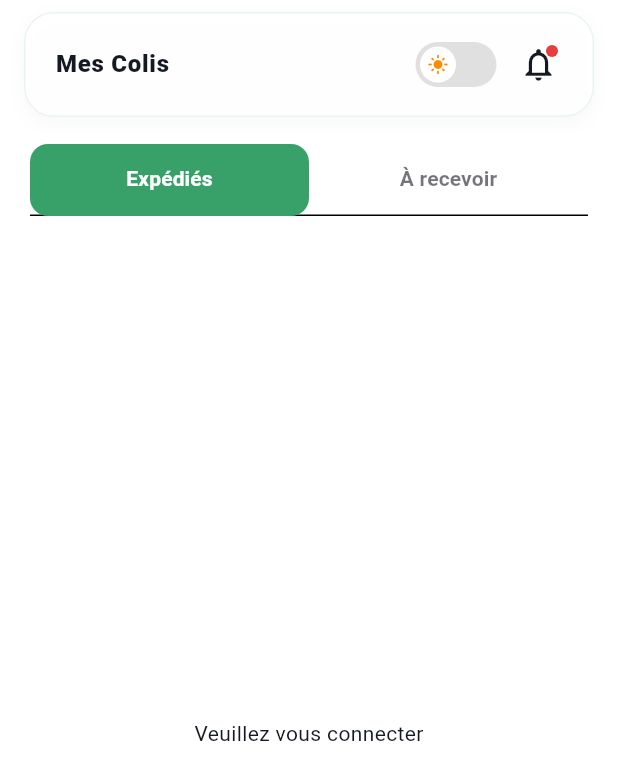
After one commit to Blackcodeur2/gev_flutter, a Flutter app: the MyColisPage screen opened by its route, on a phone screen of 412 x 824 dp. The commit adds this screen. Shown: the top 780 px of the screen. Run offline on Flutter 3.47's test engine with Material 3 defaults, Android fonts, the phone set to English and light mode, and no system bars; our stand-ins replace carousel_slider, dio, file_picker, flutter_riverpod, flutter_secure_storage, go_router and 4 more; accounts and stored records are empty; network calls fail.

Commit message:
colis ok

```diff
--- /dev/null
+++ b/lib/app/models/colis_model.dart
@@ -0,0 +1,67 @@
+class ColisModel {
+  final int id;
+  final int? userId;
+  final int? stationId;
+  final int? trajetId;
+  final String nomColis;
+  final String? description;
+  final String nomExpediteur;
+  final String telExpediteur;
+  final String nomDestinataire;
+  final String telDestinataire;
+  final String destination;
+  final double prix;
+  final double poids;
+  final String statut;
+  final DateTime createdAt;
+
+  // Relations
+  final String? nomAgence;
+  final String? villeSource;
+
+  ColisModel({
+    required this.id,
+    this.userId,
+    this.stationId,
+    this.trajetId,
+    required this.nomColis,
+    this.description,
+    required this.nomExpediteur,
+    required this.telExpediteur,
+    required this.nomDestinataire,
+    required this.telDestinataire,
+    required this.destination,
+    required this.prix,
+    required this.poids,
+    required this.statut,
+    required this.createdAt,
+    this.nomAgence,
+    this.villeSource,
+  });
+
+  factory ColisModel.fromJson(Map<String, dynamic> json) {
+    final station = json['station'];
+    final agence = station?['agence'];
+    final trajet = json['trajet'];
+
+    return ColisModel(
+      id: json['id'],
+      userId: json['user_id'],
+      stationId: json['station_id'],
+      trajetId: json['trajet_id'],
+      nomColis: json['nom_colis'] ?? 'Colis sans nom',
+      description: json['description'],
+      nomExpediteur: json['nom_expediteur'] ?? 'Inconnu',
+      telExpediteur: json['tel_expediteur'] ?? '',
+      nomDestinataire: json['nom_destinataire'] ?? 'Inconnu',
+      telDestinataire: json['tel_destinataire'] ?? '',
+      destination: json['destination'] ?? '',
+      prix: double.tryParse(json['prix']?.toString() ?? '0') ?? 0.0,
+      poids: double.tryParse(json['poids']?.toString() ?? '0') ?? 0.0,
+      statut: json['statut'] ?? 'en attente',
+      createdAt: DateTime.parse(json['created_at']),
+      nomAgence: agence?['nom'] ?? station?['nom'] ?? 'CamerTrip',
+      villeSource: station?['ville'] ?? trajet?['depart'] ?? '...',
+    );
+  }
+}
--- a/lib/app/routes/app_routter.dart
+++ b/lib/app/routes/app_routter.dart
@@ -12,10 +12,10 @@ import 'package:camer_trip/app/screens/settings/about_page.dart';
 import 'package:camer_trip/app/screens/settings/faq_page.dart';
 import 'package:camer_trip/app/screens/books/booking_page.dart';
 import 'package:camer_trip/app/screens/books/payment_page.dart';
+import 'package:camer_trip/app/screens/colis/my_colis_page.dart';
 import 'package:camer_trip/app/models/voyage_model.dart';
 import 'package:camer_trip/app/utils/main_page.dart';
 import 'package:go_router/go_router.dart';
-import 'package:shared_preferences/shared_preferences.dart';
 
 class AppRouter {
   // ── Noms de routes ────────────────────────────────────────────────────────
@@ -32,6 +32,8 @@ class AppRouter {
   static const String faq = 'faq';
   static const String booking = 'booking';
   static const String payment = 'payment';
+  static const String myColis = 'myColis';
+
   // ── Chemins de routes ─────────────────────────────────────────────────────
   static const String splashPath = '/';
   static const String onboardingPath = '/onboarding';
@@ -46,137 +48,59 @@ class AppRouter {
   static const String faqPath = '/faq';
   static const String bookingPath = '/booking';
   static const String paymentPath = '/payment';
-  // ── Simulation AuthService (à remplacer) ──────────────────────────────────
+  static const String myColisPath = '/my-colis';
+
+  // ── Simulation AuthService ──────────────────────────────────
   static bool _isLoggedIn = false;
-
   static void setLoggedIn(bool value) => _isLoggedIn = value;
 
   // ── Routeur GoRouter ──────────────────────────────────────────────────────
   static final GoRouter router = GoRouter(
     initialLocation: splashPath,
     debugLogDiagnostics: true,
-
-    // 🔐 Redirection globale
     redirect: (context, state) async {
       final loc = state.matchedLocation;
-
-      // Routes publiques (accessibles sans auth)
-      final publicRoutes = [
-        splashPath,
-        onboardingPath,
-        loginPath,
-        registerPath,
-      ];
+      final publicRoutes = [splashPath, onboardingPath, loginPath, registerPath];
       final isPublic = publicRoutes.contains(loc);
 
-      if (!_isLoggedIn && !isPublic) {
-        return loginPath;
-      }
-
-      // Si connecté et va vers login/register → redirige vers main
-      if (_isLoggedIn && (loc == loginPath || loc == registerPath)) {
-        return mainPath;
-      }
-
+      if (!_isLoggedIn && !isPublic) return loginPath;
+      if (_isLoggedIn && (loc == loginPath || loc == registerPath)) return mainPath;
       return null;
     },
-
     routes: [
-      // ── Splash ─────────────────────────────────────────────────────────
-      GoRoute(
-        path: splashPath,
-        name: splash,
-        builder: (context, state) => const SplashPage(),
-      ),
-
-      // ── Onboarding ─────────────────────────────────────────────────────
-      GoRoute(
-        path: onboardingPath,
-        name: onboarding,
-        builder: (context, state) => const OnboardingScreen(),
-      ),
-
-      // ── Auth ───────────────────────────────────────────────────────────
-      GoRoute(
-        path: loginPath,
-        name: login,
-        builder: (context, state) => const LoginPage(),
-      ),
-      GoRoute(
-        path: registerPath,
-        name: register,
-        builder: (context, state) => const RegisterPage(),
-      ),
-
-      // ── App principale ─────────────────────────────────────────────────
-      GoRoute(
-        path: mainPath,
-        name: main,
-        builder: (context, state) => const MainPage(),
-      ),
-
-      // -- Notifications
-      GoRoute(
-        path: notificationPath,
-        name: notifications,
-        builder: (context, state) => const NotificationPage(),
-      ),
-
-      // -- Reservation Details
+      GoRoute(path: splashPath, name: splash, builder: (context, state) => const SplashPage()),
+      GoRoute(path: onboardingPath, name: onboarding, builder: (context, state) => const OnboardingScreen()),
+      GoRoute(path: loginPath, name: login, builder: (context, state) => const LoginPage()),
+      GoRoute(path: registerPath, name: register, builder: (context, state) => const RegisterPage()),
+      GoRoute(path: mainPath, name: main, builder: (context, state) => const MainPage()),
+      GoRoute(path: notificationPath, name: notifications, builder: (context, state) => const NotificationPage()),
       GoRoute(
         path: reservationDetailsPath,
         name: reservationDetails,
-        builder: (context, state) {
-          final res = state.extra as ReservationModel;
-          return ReservationDetailsPage(reservation: res);
-        },
+        builder: (context, state) => ReservationDetailsPage(reservation: state.extra as ReservationModel),
       ),
-
-      // -- Agence Details
       GoRoute(
         path: agenceDetailsPath,
         name: agenceDetails,
-        builder: (context, state) {
-          final ag = state.extra as Agence;
-          return AgenceDetailsPage(agence: ag);
-        },
+        builder: (context, state) => AgenceDetailsPage(agence: state.extra as Agence),
       ),
-
-      // -- KWC Verification
-      GoRoute(
-        path: kwcPath,
-        name: kwc,
-        builder: (context, state) => const KwcPage(),
-      ),
-      GoRoute(
-        path: aboutPath,
-        name: about,
-        builder: (context, state) => const AboutPage(),
-      ),
-      GoRoute(
-        path: faqPath,
-        name: faq,
-        builder: (context, state) => const FaqPage(),
-      ),
+      GoRoute(path: kwcPath, name: kwc, builder: (context, state) => const KwcPage()),
+      GoRoute(path: aboutPath, name: about, builder: (context, state) => const AboutPage()),
+      GoRoute(path: faqPath, name: faq, builder: (context, state) => const FaqPage()),
       GoRoute(
         path: bookingPath,
         name: booking,
-        builder: (context, state) {
-          final voyage = state.extra as VoyageModel;
-          return BookingPage(voyage: voyage);
-        },
+        builder: (context, state) => BookingPage(voyage: state.extra as VoyageModel),
       ),
       GoRoute(
         path: paymentPath,
         name: payment,
         builder: (context, state) {
           final data = state.extra as Map<String, dynamic>;
-          return PaymentPage(
-            voyage: data['voyage'] as VoyageModel,
-            seat: data['seat'] as String,
-          );
+          return PaymentPage(voyage: data['voyage'] as VoyageModel, seat: data['seat'] as String);
         },
       ),
+      GoRoute(path: myColisPath, name: myColis, builder: (context, state) => const MyColisPage()),
     ],
   );
 }
--- /dev/null
+++ b/lib/app/screens/colis/my_colis_page.dart
@@ -0,0 +1,248 @@
+import 'package:flutter/material.dart';
+import 'package:flutter_riverpod/flutter_riverpod.dart';
+import 'package:intl/intl.dart';
+import '../../services/providers.dart';
+import '../../models/colis_model.dart';
+import '../../shared/others/app_bar.dart';
+
+class MyColisPage extends ConsumerStatefulWidget {
+  const MyColisPage({super.key});
+
+  @override
+  ConsumerState<MyColisPage> createState() => _MyColisPageState();
+}
+
+class _MyColisPageState extends ConsumerState<MyColisPage> with SingleTickerProviderStateMixin {
+  late TabController _tabController;
+
+  @override
+  void initState() {
+    super.initState();
+    _tabController = TabController(length: 2, vsync: this);
+  }
+
+  @override
+  void dispose() {
+    _tabController.dispose();
+    super.dispose();
+  }
+
+  @override
+  Widget build(BuildContext context) {
+    final theme = Theme.of(context);
+    final cs = theme.colorScheme;
+    final colisAsync = ref.watch(myColisProvider);
+    final userAsync = ref.watch(currentUserProvider);
+
+    return Scaffold(
+      backgroundColor: cs.surface,
+      body: SafeArea(
+        child: Column(
+          children: [
+            MyAppBar(title: 'Mes Colis'),
+            Container(
+              margin: const EdgeInsets.symmetric(horizontal: 20, vertical: 10),
+              decoration: BoxDecoration(
+                color: cs.surfaceContainerHigh,
+                borderRadius: BorderRadius.circular(16),
+              ),
+              child: TabBar(
+                controller: _tabController,
+                indicator: BoxDecoration(
+                  borderRadius: BorderRadius.circular(12),
+                  color: cs.primary,
+                ),
+                indicatorSize: TabBarIndicatorSize.tab,
+                labelColor: Colors.white,
+                unselectedLabelColor: cs.onSurface.withOpacity(0.6),
+                labelStyle: const TextStyle(fontWeight: FontWeight.bold),
+                tabs: const [
+                  Tab(text: 'Expédiés'),
+                  Tab(text: 'À recevoir'),
+                ],
+              ),
+            ),
+            Expanded(
+              child: userAsync.when(
+                data: (user) {
+                  if (user == null) return const Center(child: Text('Veuillez vous connecter'));
+
+                  return colisAsync.when(
+                    data: (allColis) {
+                      final sentColis = allColis.where((ColisModel c) =>
+                        c.userId == user.id || c.telExpediteur == user.telephone
+                      ).toList();
+
+                      final receivedColis = allColis.where((ColisModel c) =>
+                        c.telDestinataire == user.telephone && c.userId != user.id
+                      ).toList();
+
+
+                      return TabBarView(
+                        controller: _tabController,
+                        children: [
+                          _buildColisList(sentColis, cs, true),
+                          _buildColisList(receivedColis, cs, false),
+                        ],
+                      );
+                    },
+                    loading: () => const Center(child: CircularProgressIndicator()),
+                    error: (e, s) => Center(child: Text('Erreur: $e')),
+                  );
+                },
+                loading: () => const Center(child: CircularProgressIndicator()),
+                error: (e, s) => Center(child: Text('Erreur: $e')),
+              ),
+            ),
+          ],
+        ),
+      ),
+    );
+  }
+
+  Widget _buildColisList(List<ColisModel> list, ColorScheme cs, bool isSent) {
+    if (list.isEmpty) {
+      return Center(
+        child: Column(
+          mainAxisAlignment: MainAxisAlignment.center,
+          children: [
+            Icon(Icons.inventory_2_outlined, size: 64, color: cs.onSurface.withOpacity(0.2)),
+            const SizedBox(height: 16),
+            Text(
+              isSent ? 'Aucun colis envoyé' : 'Aucun colis à recevoir',
+              style: TextStyle(color: cs.onSurface.withOpacity(0.5), fontSize: 16),
+            ),
+          ],
+        ),
+      );
+    }
+
+    return ListView.builder(
+      padding: const EdgeInsets.symmetric(horizontal: 20, vertical: 10),
+      itemCount: list.length,
+      itemBuilder: (context, index) {
+        final colis = list[index];
+        return _buildColisCard(colis, cs, isSent);
+      },
+    );
+  }
+
+  Widget _buildColisCard(ColisModel colis, ColorScheme cs, bool isSent) {
+    final dateFormat = DateFormat('dd MMM yyyy');
+
+    return Container(
+      margin: const EdgeInsets.only(bottom: 16),
+      decoration: BoxDecoration(
+        color: cs.surfaceContainerHigh,
+        borderRadius: BorderRadius.circular(20),
+        border: Border.all(color: cs.primary.withOpacity(0.05)),
+      ),
+      child: Column(
+        children: [
+          Padding(
+            padding: const EdgeInsets.all(16),
+            child: Row(
+              children: [
+                Container(
+                  padding: const EdgeInsets.all(12),
+                  decoration: BoxDecoration(
+                    color: cs.primary.withOpacity(0.1),
+                    shape: BoxShape.circle,
+                  ),
+                  child: Icon(Icons.local_shipping_rounded, color: cs.primary, size: 24),
+                ),
+                const SizedBox(width: 16),
+                Expanded(
+                  child: Column(
+                    crossAxisAlignment: CrossAxisAlignment.start,
+                    children: [
+                      Text(
+                        colis.nomColis,
+                        style: const TextStyle(fontWeight: FontWeight.bold, fontSize: 16),
+                      ),
+                      Text(
+                        'Réf: #C-${colis.id}',
+                        style: TextStyle(color: cs.onSurface.withOpacity(0.5), fontSize: 12),
+                      ),
+                    ],
+                  ),
+                ),
+                _buildStatusBadge(colis.statut, cs),
+              ],
+            ),
+          ),
+          const Divider(height: 1),
+          Padding(
+            padding: const EdgeInsets.all(16),
+            child: Row(
+              mainAxisAlignment: MainAxisAlignment.spaceBetween,
+              children: [
+                _buildInfoColumn('Origine', colis.villeSource ?? '...', cs),
+                Icon(Icons.arrow_forward, size: 16, color: cs.primary.withOpacity(0.3)),
+                _buildInfoColumn('Destination', colis.destination, cs),
+              ],
+            ),
+          ),
+          Container(
+            padding: const EdgeInsets.symmetric(horizontal: 16, vertical: 12),
+            decoration: BoxDecoration(
+              color: cs.primary.withOpacity(0.05),
+              borderRadius: const BorderRadius.only(
+                bottomLeft: Radius.circular(20),
+                bottomRight: Radius.circular(20),
+              ),
+            ),
+            child: Row(
+              mainAxisAlignment: MainAxisAlignment.spaceBetween,
+              children: [
+                Text(
+                  isSent ? 'Destinataire: ${colis.nomDestinataire}' : 'Expéditeur: ${colis.nomExpediteur}',
+                  style: const TextStyle(fontSize: 12, fontWeight: FontWeight.w500),
+                ),
+                Text(
+                  dateFormat.format(colis.createdAt),
+                  style: TextStyle(fontSize: 11, color: cs.onSurface.withOpacity(0.6)),
+                ),
+              ],
+            ),
+          ),
+        ],
+      ),
+    );
+  }
+
+  Widget _buildInfoColumn(String label, String value, ColorScheme cs) {
+    return Column(
+      crossAxisAlignment: CrossAxisAlignment.start,
+      children: [
+        Text(label, style: TextStyle(color: cs.onSurface.withOpacity(0.5), fontSize: 10)),
+        Text(value, style: const TextStyle(fontWeight: FontWeight.bold, fontSize: 14)),
+      ],
+    );
+  }
+
+  Widget _buildStatusBadge(String status, ColorScheme cs) {
+    Color color = Colors.orange;
+    String label = 'En attente';
+
+    if (status == 'retire') {
+      color = Colors.green;
+      label = 'Livré';
+    } else if (status == 'en cours') {
+      color = Colors.blue;
+      label = 'En transit';
+    }
+
+    return Container(
+      padding: const EdgeInsets.symmetric(horizontal: 8, vertical: 4),
+      decoration: BoxDecoration(
+        color: color.withOpacity(0.1),
+        borderRadius: BorderRadius.circular(8),
+      ),
+      child: Text(
+        label.toUpperCase(),
+        style: TextStyle(color: color, fontSize: 10, fontWeight: FontWeight.bold),
+      ),
+    );
+  }
+}
--- a/lib/app/screens/settings/settings_page.dart
+++ b/lib/app/screens/settings/settings_page.dart
@@ -100,9 +100,24 @@ class _SettingPageState extends ConsumerState<SettingPage> {
                     _buildSettingsTile(cs, isDark, Icons.lock_person_rounded, 'Confidentialité', 'Mot de passe et Accès', Colors.cyan),
                   ]),
 
+                  // 📦 Mes Services
+                  _buildSectionTitle(cs, 'Mes Activités'),
+                  _buildSettingsCard(cs, isDark, [
+                    _buildSettingsTile(
+                      cs,
+                      isDark,
+                      Icons.inventory_2_rounded,
+                      'Mes Colis',
+                      'Suivre mes envois et réceptions',
+                      Colors.blueAccent,
+                      onTap: () => context.pushNamed(AppRouter.myColis),
+                    ),
+                  ]),
+
                   const SizedBox(height: 24),
 
                   // ❓ Support & Aide
+
                   _buildSectionTitle(cs, 'Assistance'),
                     _buildSettingsCard(cs, isDark, [
                       _buildSettingsTile(
--- a/lib/app/services/providers.dart
+++ b/lib/app/services/providers.dart
@@ -7,6 +7,10 @@ import 'kwc_service.dart';
 import 'voyage_service.dart';
 import 'reservation_service.dart';
 import 'paiement_service.dart';
+import 'colis_service.dart';
+import '../models/colis_model.dart';
+
+
 
 // Fournit l'instance Singleton de l'ApiClient (Dio)
 final apiClientProvider = Provider<ApiClient>((ref) {
@@ -40,6 +44,15 @@ final homeServiceProvider = Provider<HomeService>((ref) {
 final paiementServiceProvider = Provider<PaiementService>((ref) {
   return PaiementService();
 });
+
+final colisServiceProvider = Provider<ColisService>((ref) {
+  return ColisService();
+});
+
+final myColisProvider = FutureProvider<List<ColisModel>>((ref) async {
+  return ref.watch(colisServiceProvider).getMyColis();
+});
+
 
 
 final agencesProvider = FutureProvider((ref) async {
```
Also changed, not shown: lib/app/services/colis_service.dart (added, +21 -0 lines).
